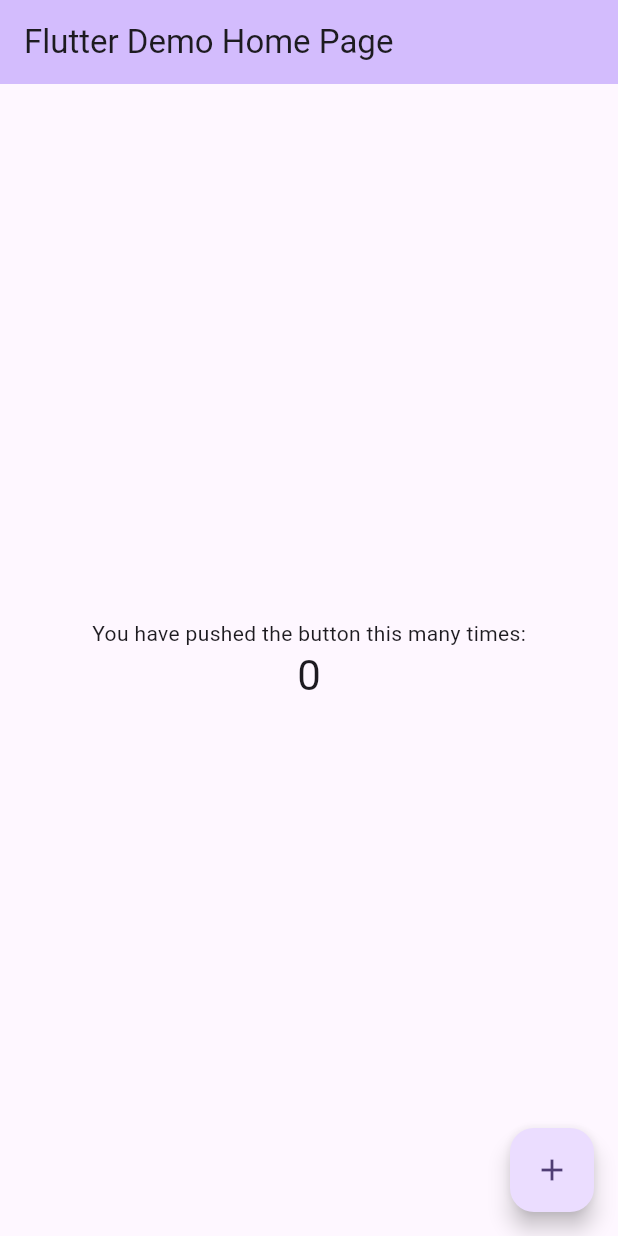
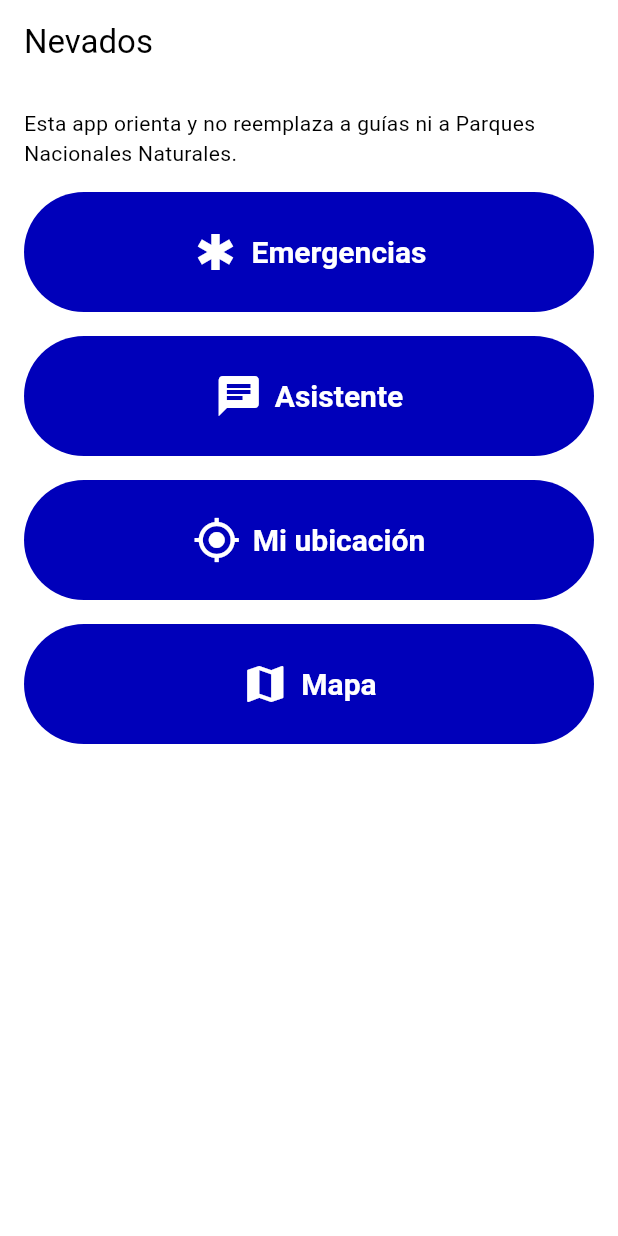
Before and after one commit to JDanielBS/nevado_app, a Flutter app: the screen it shows after launch, on a phone screen of 412 x 824 dp. Run offline on Flutter 3.47's test engine with Material 3 defaults, Android fonts, the phone set to English and light mode, and no system bars.

Commit message:
feat: pantalla de inicio y navegación base
Co-Authored-By: Claude Sonnet 5.5 <noreply@anthropic.com>

```diff
--- /dev/null
+++ b/lib/app/app.dart
@@ -0,0 +1,17 @@
+import 'package:flutter/material.dart';
+
+import '../features/home/home_screen.dart';
+import 'theme.dart';
+
+class NevadoApp extends StatelessWidget {
+  const NevadoApp({super.key});
+
+  @override
+  Widget build(BuildContext context) {
+    return MaterialApp(
+      title: 'Nevados',
+      theme: appTheme,
+      home: const HomeScreen(),
+    );
+  }
+}
--- /dev/null
+++ b/lib/app/theme.dart
@@ -0,0 +1,12 @@
+import 'package:flutter/material.dart';
+
+final appTheme = ThemeData(
+  colorScheme: const ColorScheme.highContrastLight(),
+  filledButtonTheme: FilledButtonThemeData(
+    style: FilledButton.styleFrom(
+      minimumSize: const Size.fromHeight(80),
+      padding: const EdgeInsets.all(16),
+      textStyle: const TextStyle(fontSize: 20, fontWeight: FontWeight.bold),
+    ),
+  ),
+);
--- /dev/null
+++ b/lib/features/chat/chat_screen.dart
@@ -0,0 +1,10 @@
+import 'package:flutter/material.dart';
+
+class ChatScreen extends StatelessWidget {
+  const ChatScreen({super.key});
+
+  @override
+  Widget build(BuildContext context) {
+    return Scaffold(appBar: AppBar(title: const Text('Asistente')));
+  }
+}
--- /dev/null
+++ b/lib/features/home/home_screen.dart
@@ -0,0 +1,47 @@
+import 'package:flutter/material.dart';
+
+import '../chat/chat_screen.dart';
+import '../emergency/emergency_screen.dart';
+import '../location/location_screen.dart';
+import '../map/map_screen.dart';
+
+class HomeScreen extends StatelessWidget {
+  const HomeScreen({super.key});
+
+  static const _entries = <(String, IconData, Widget)>[
+    ('Emergencias', Icons.emergency, EmergencyScreen()),
+    ('Asistente', Icons.chat, ChatScreen()),
+    ('Mi ubicación', Icons.my_location, LocationScreen()),
+    ('Mapa', Icons.map, MapScreen()),
+  ];
+
+  @override
+  Widget build(BuildContext context) {
+    return Scaffold(
+      appBar: AppBar(title: const Text('Nevados')),
+      body: SafeArea(
+        child: SingleChildScrollView(
+          padding: const EdgeInsets.all(16),
+          child: Column(
+            crossAxisAlignment: CrossAxisAlignment.stretch,
+            spacing: 16,
+            children: [
+              const Text(
+                'Esta app orienta y no reemplaza a guías ni a '
+                'Parques Nacionales Naturales.',
+              ),
+              for (final (label, icon, screen) in _entries)
+                FilledButton.icon(
+                  icon: Icon(icon, size: 32),
+                  label: Text(label),
+                  onPressed: () => Navigator.of(context).push(
+                    MaterialPageRoute<void>(builder: (_) => screen),
+                  ),
+                ),
+            ],
+          ),
+        ),
+      ),
+    );
+  }
+}
--- a/lib/main.dart
+++ b/lib/main.dart
@@ -1,122 +1,5 @@
 import 'package:flutter/material.dart';
 
-void main() {
-  runApp(const MyApp());
-}
+import 'app/app.dart';
 
-class MyApp extends StatelessWidget {
-  const MyApp({super.key});
-
-  // This widget is the root of your application.
-  @override
-  Widget build(BuildContext context) {
-    return MaterialApp(
-      title: 'Flutter Demo',
-      theme: ThemeData(
-        // This is the theme of your application.
-        //
-        // TRY THIS: Try running your application with "flutter run". You'll see
-        // the application has a purple toolbar. Then, without quitting the app,
-        // try changing the seedColor in the colorScheme below to Colors.green
-        // and then invoke "hot reload" (save your changes or press the "hot
-        // reload" button in a Flutter-supported IDE, or press "r" if you used
-        // the command line to start the app).
-        //
-        // Notice that the counter didn't reset back to zero; the application
-        // state is not lost during the reload. To reset the state, use hot
-        // restart instead.
-        //
-        // This works for code too, not just values: Most code changes can be
-        // tested with just a hot reload.
-        colorScheme: .fromSeed(seedColor: Colors.deepPurple),
-      ),
-      home: const MyHomePage(title: 'Flutter Demo Home Page'),
-    );
-  }
-}
-
-class MyHomePage extends StatefulWidget {
-  const MyHomePage({super.key, required this.title});
-
-  // This widget is the home page of your application. It is stateful, meaning
-  // that it has a State object (defined below) that contains fields that affect
-  // how it looks.
-
-  // This class is the configuration for the state. It holds the values (in this
-  // case the title) provided by the parent (in this case the App widget) and
-  // used by the build method of the State. Fields in a Widget subclass are
-  // always marked "final".
-
-  final String title;
-
-  @override
-  State<MyHomePage> createState() => _MyHomePageState();
-}
-
-class _MyHomePageState extends State<MyHomePage> {
-  int _counter = 0;
-
-  void _incrementCounter() {
-    setState(() {
-      // This call to setState tells the Flutter framework that something has
-      // changed in this State, which causes it to rerun the build method below
-      // so that the display can reflect the updated values. If we changed
-      // _counter without calling setState(), then the build method would not be
-      // called again, and so nothing would appear to happen.
-      _counter++;
-    });
-  }
-
-  @override
-  Widget build(BuildContext context) {
-    // This method is rerun every time setState is called, for instance as done
-    // by the _incrementCounter method above.
-    //
-    // The Flutter framework has been optimized to make rerunning build methods
-    // fast, so that you can just rebuild anything that needs updating rather
-    // than having to individually change instances of widgets.
-    return Scaffold(
-      appBar: AppBar(
-        // TRY THIS: Try changing the color here to a specific color (to
-        // Colors.amber, perhaps?) and trigger a hot reload to see the AppBar
-        // change color while the other colors stay the same.
-        backgroundColor: Theme.of(context).colorScheme.inversePrimary,
-        // Here we take the value from the MyHomePage object that was created by
-        // the App.build method, and use it to set our appbar title.
-        title: Text(widget.title),
-      ),
-      body: Center(
-        // Center is a layout widget. It takes a single child and positions it
-        // in the middle of the parent.
-        child: Column(
-          // Column is also a layout widget. It takes a list of children and
-          // arranges them vertically. By default, it sizes itself to fit its
-          // children horizontally, and tries to be as tall as its parent.
-          //
-          // Column has various properties to control how it sizes itself and
-          // how it positions its children. Here we use mainAxisAlignment to
-          // center the children vertically; the main axis here is the vertical
-          // axis because Columns are vertical (the cross axis would be
-          // horizontal).
-          //
-          // TRY THIS: Invoke "debug painting" (choose the "Toggle Debug Paint"
-          // action in the IDE, or press "p" in the console), to see the
-          // wireframe for each widget.
-          mainAxisAlignment: .center,
-          children: [
-            const Text('You have pushed the button this many times:'),
-            Text(
-              '$_counter',
-              style: Theme.of(context).textTheme.headlineMedium,
-            ),
-          ],
-        ),
-      ),
-      floatingActionButton: FloatingActionButton(
-        onPressed: _incrementCounter,
-        tooltip: 'Increment',
-        child: const Icon(Icons.add),
-      ),
-    );
-  }
-}
+void main() => runApp(const NevadoApp());
```
Also changed, not shown: lib/features/emergency/emergency_screen.dart (added, +10 -0 lines), lib/features/location/location_screen.dart (added, +10 -0 lines), lib/features/map/map_screen.dart (added, +10 -0 lines), 2 other files.
